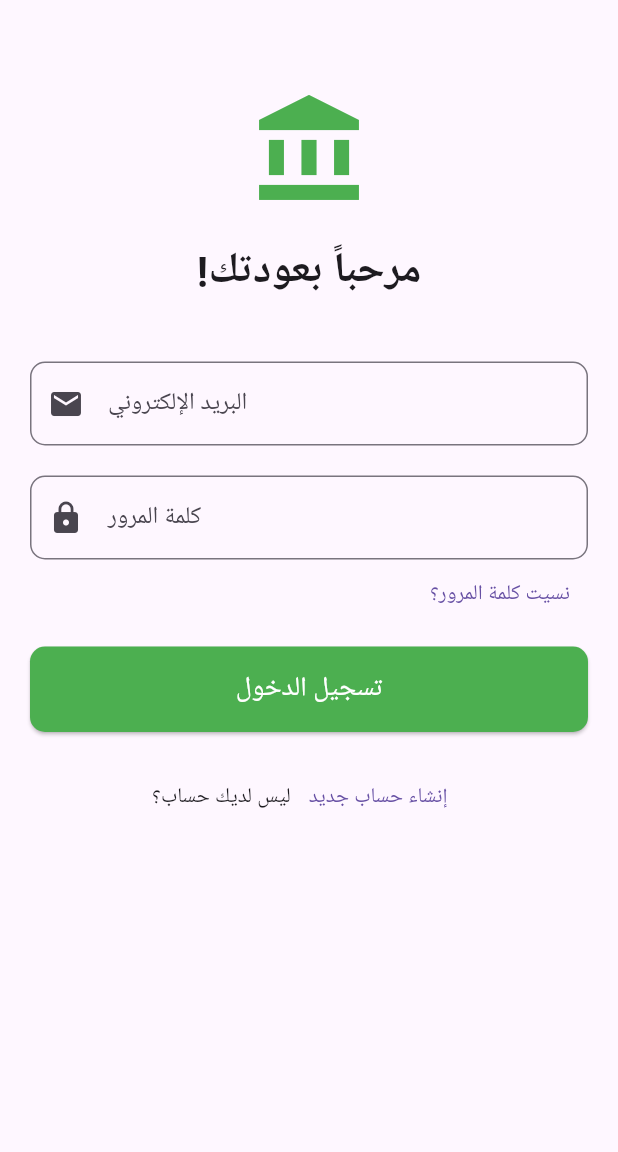
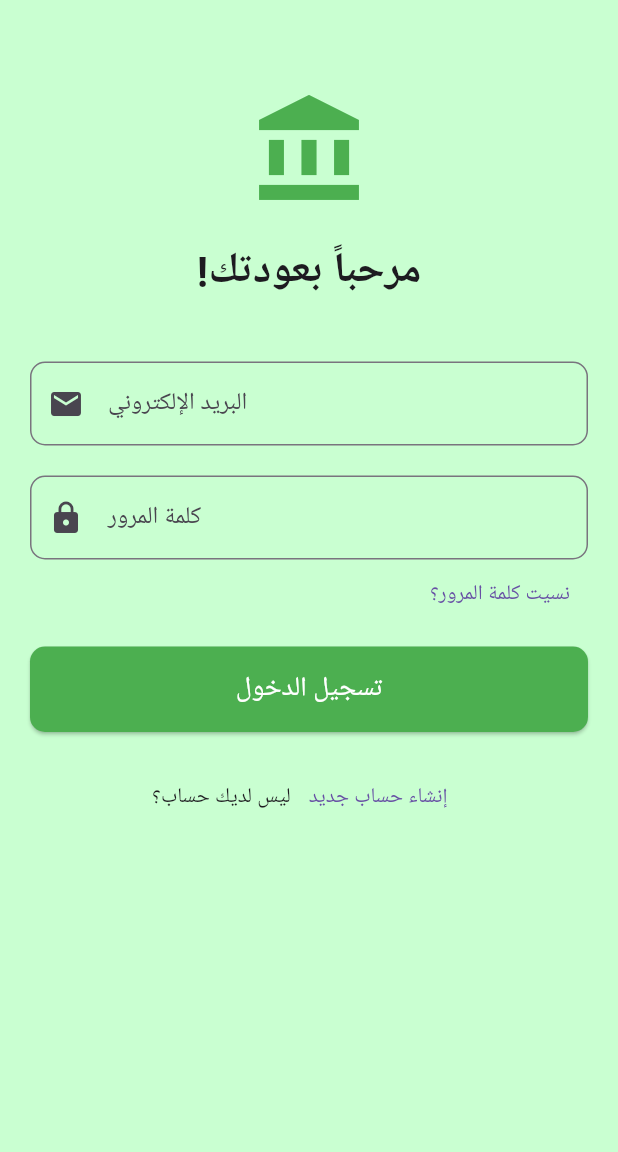
Before and after one commit to Ahmed-ui10/OptiWealth, a Flutter app: the screen it shows after launch, on a phone screen of 412 x 824 dp, the part 84-1236 px from its top. Run offline on Flutter 3.47's test engine with Material 3 defaults, Android fonts, the phone set to English and light mode, and no system bars.

Commit message:
Update login_screen

```diff
--- a/lib/presentation/login_screen.dart
+++ b/lib/presentation/login_screen.dart
@@ -37,7 +37,10 @@ class _LoginScreenState extends State<LoginScreen> {
           ),
         ],
       ),
-      body: SingleChildScrollView(
+      body:  Container(
+        height: double.infinity,
+          color: const Color.fromARGB(255, 201, 255, 209),
+        child: SingleChildScrollView(
             padding: const EdgeInsets.all(20.0),
 
             child: Column(
@@ -130,6 +133,8 @@ class _LoginScreenState extends State<LoginScreen> {
               ],
             ),
           ),
+      ),
+
     );
   }
 }
```
Lines whose indentation alone changed are shown as unchanged.
